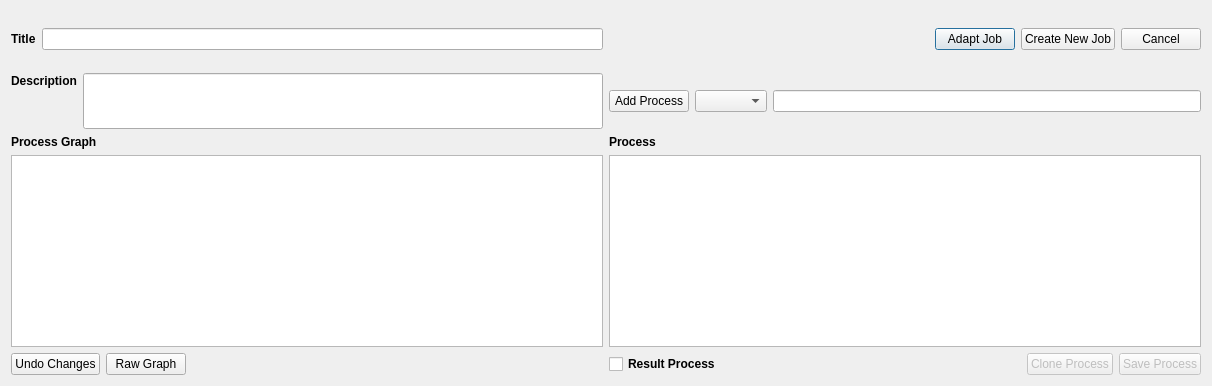
Open-EO/openeo-qgis-plugin, file job_adapt_dialog.ui: the form before one commit.
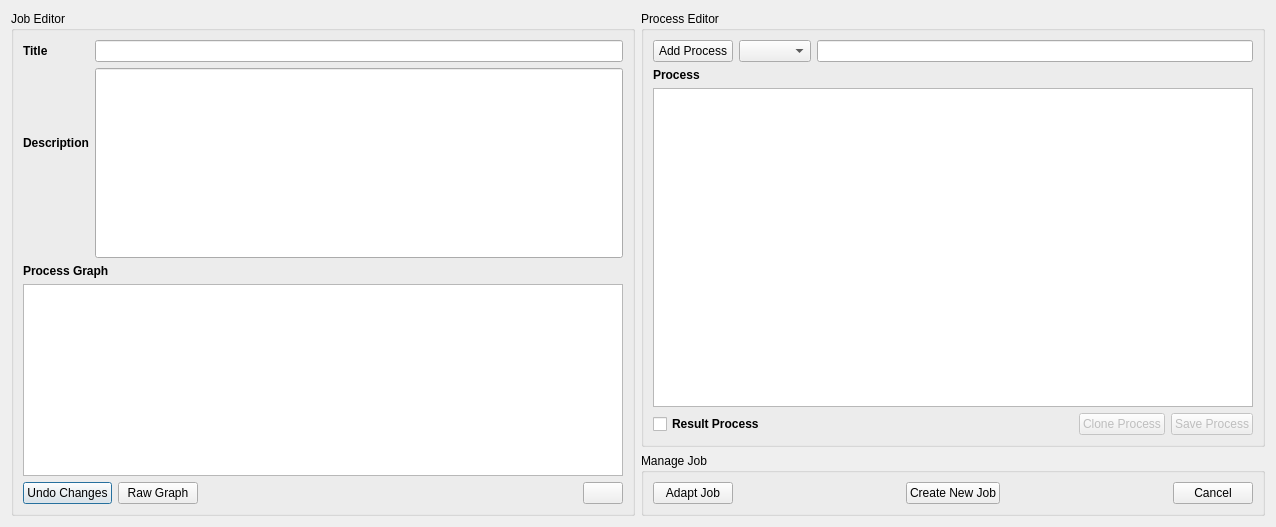
The form after the commit.

Commit message: further improvements of the layouts, adding manual buttons

Diff of the .ui file:
```diff
--- a/job_adapt_dialog.ui
+++ b/job_adapt_dialog.ui
@@ -9,8 +9,8 @@
    <rect>
     <x>0</x>
     <y>0</y>
-    <width>1212</width>
-    <height>386</height>
+    <width>1276</width>
+    <height>527</height>
    </rect>
   </property>
   <property name="sizePolicy">
@@ -31,8 +31,16 @@
   <property name="modal">
    <bool>false</bool>
   </property>
-  <layout class="QGridLayout" name="gridLayout_2">
-   <item row="0" column="0">
+  <layout class="QHBoxLayout" name="horizontalLayout_6">
+   <item>
+    <widget class="QGroupBox" name="jobGroupBox">
+     <property name="title">
+      <string>Job Editor</string>
+     </property>
+     <layout class="QHBoxLayout" name="horizontalLayout_5">
+      <item>
+       <layout class="QVBoxLayout" name="verticalLayout_3">
+        <item>
     <layout class="QFormLayout" name="formLayout">
      <property name="sizeConstraint">
       <enum>QLayout::SetDefaultConstraint</enum>
@@ -61,64 +69,43 @@
      <item row="0" column="1">
       <widget class="QLineEdit" name="titleText"/>
      </item>
-    </layout>
-   </item>
-   <item row="0" column="1">
-    <layout class="QHBoxLayout" name="horizontalLayout_2">
-     <item>
-      <spacer name="horizontalSpacer_2">
-       <property name="orientation">
-        <enum>Qt::Horizontal</enum>
-       </property>
-       <property name="sizeHint" stdset="0">
-        <size>
-         <width>40</width>
-         <height>20</height>
-        </size>
-       </property>
-      </spacer>
-     </item>
-     <item>
-      <widget class="QPushButton" name="adaptButton">
-       <property name="text">
-        <string>Adapt Job</string>
-       </property>
-      </widget>
-     </item>
-     <item>
-      <widget class="QPushButton" name="sendButton">
+          <item row="1" column="0">
+           <widget class="QLabel" name="label_10">
+            <property name="enabled">
+             <bool>true</bool>
+            </property>
+            <property name="sizePolicy">
+             <sizepolicy hsizetype="Expanding" vsizetype="Expanding">
+              <horstretch>0</horstretch>
+              <verstretch>0</verstretch>
+             </sizepolicy>
+            </property>
+            <property name="font">
+             <font>
+              <kerning>true</kerning>
+             </font>
+            </property>
        <property name="text">
-        <string>Create New Job</string>
-       </property>
-      </widget>
-     </item>
-     <item>
-      <widget class="QPushButton" name="cancelButton">
-       <property name="text">
-        <string>Cancel</string>
-       </property>
-      </widget>
-     </item>
-    </layout>
+             <string>&lt;html&gt;&lt;head/&gt;&lt;body&gt;&lt;p&gt;&lt;span style=&quot; font-weight:600;&quot;&gt;Description&lt;/span&gt;&lt;/p&gt;&lt;p&gt;&lt;br/&gt;&lt;/p&gt;&lt;/body&gt;&lt;/html&gt;</string>
+            </property>
+           </widget>
    </item>
    <item row="1" column="1">
-    <layout class="QHBoxLayout" name="horizontalLayout_3">
-     <item>
-      <widget class="QPushButton" name="newprocessButton">
-       <property name="text">
-        <string>Add Process</string>
+           <widget class="QLineEdit" name="descriptionText">
+            <property name="enabled">
+             <bool>true</bool>
+            </property>
+            <property name="sizePolicy">
+             <sizepolicy hsizetype="Expanding" vsizetype="Expanding">
+              <horstretch>0</horstretch>
+              <verstretch>0</verstretch>
+             </sizepolicy>
        </property>
       </widget>
      </item>
-     <item>
-      <widget class="QComboBox" name="processesComboBox"/>
-     </item>
-     <item>
-      <widget class="QLineEdit" name="processIdText"/>
-     </item>
-    </layout>
-   </item>
-   <item row="2" column="0">
+         </layout>
+        </item>
+        <item>
     <layout class="QVBoxLayout" name="verticalLayout">
      <item>
       <widget class="QLabel" name="label_9">
@@ -131,6 +118,12 @@
          <verstretch>0</verstretch>
         </sizepolicy>
        </property>
+            <property name="maximumSize">
+             <size>
+              <width>16777215</width>
+              <height>30</height>
+             </size>
+            </property>
        <property name="font">
         <font>
          <kerning>true</kerning>
@@ -148,31 +141,7 @@
        </property>
       </widget>
      </item>
-    </layout>
-   </item>
-   <item row="2" column="1">
-    <layout class="QVBoxLayout" name="verticalLayout_2">
      <item>
-      <widget class="QLabel" name="processLabel">
-       <property name="enabled">
-        <bool>true</bool>
-       </property>
-       <property name="font">
-        <font>
-         <kerning>true</kerning>
-        </font>
-       </property>
-       <property name="text">
-        <string>&lt;html&gt;&lt;head/&gt;&lt;body&gt;&lt;p&gt;&lt;span style=&quot; font-weight:600;&quot;&gt;Process&lt;/span&gt;&lt;/p&gt;&lt;/body&gt;&lt;/html&gt;</string>
-       </property>
-      </widget>
-     </item>
-     <item>
-      <widget class="QTableWidget" name="processTableWidget"/>
-     </item>
-    </layout>
-   </item>
-   <item row="3" column="0">
     <layout class="QHBoxLayout" name="horizontalLayout">
      <item>
       <widget class="QPushButton" name="reset_processBtn">
@@ -201,9 +170,70 @@
        </property>
       </spacer>
      </item>
-    </layout>
-   </item>
-   <item row="3" column="1">
+            <item>
+             <widget class="QPushButton" name="manualButton">
+              <property name="text">
+               <string/>
+              </property>
+             </widget>
+            </item>
+           </layout>
+          </item>
+         </layout>
+        </item>
+       </layout>
+      </item>
+     </layout>
+    </widget>
+   </item>
+   <item>
+    <layout class="QVBoxLayout" name="verticalLayout_4">
+     <item>
+      <widget class="QGroupBox" name="ProcessGroupBox">
+       <property name="title">
+        <string>Process Editor</string>
+       </property>
+       <layout class="QVBoxLayout" name="verticalLayout_5">
+        <item>
+         <layout class="QHBoxLayout" name="horizontalLayout_3">
+          <item>
+           <widget class="QPushButton" name="newprocessButton">
+            <property name="text">
+             <string>Add Process</string>
+            </property>
+           </widget>
+          </item>
+          <item>
+           <widget class="QComboBox" name="processesComboBox"/>
+          </item>
+          <item>
+           <widget class="QLineEdit" name="processIdText"/>
+          </item>
+         </layout>
+        </item>
+        <item>
+         <layout class="QVBoxLayout" name="verticalLayout_2">
+          <item>
+           <widget class="QLabel" name="processLabel">
+            <property name="enabled">
+             <bool>true</bool>
+            </property>
+            <property name="font">
+             <font>
+              <kerning>true</kerning>
+             </font>
+            </property>
+            <property name="text">
+             <string>&lt;html&gt;&lt;head/&gt;&lt;body&gt;&lt;p&gt;&lt;span style=&quot; font-weight:600;&quot;&gt;Process&lt;/span&gt;&lt;/p&gt;&lt;/body&gt;&lt;/html&gt;</string>
+            </property>
+           </widget>
+          </item>
+          <item>
+           <widget class="QTableWidget" name="processTableWidget"/>
+          </item>
+         </layout>
+        </item>
+        <item>
     <layout class="QHBoxLayout" name="horizontalLayout_4">
      <item>
       <widget class="QCheckBox" name="resultCheckBox">
@@ -253,40 +283,67 @@
      </item>
     </layout>
    </item>
-   <item row="1" column="0">
-    <layout class="QFormLayout" name="formLayout_2">
-     <item row="0" column="0">
-      <widget class="QLabel" name="label_10">
-       <property name="enabled">
-        <bool>true</bool>
+       </layout>
+      </widget>
+     </item>
+     <item>
+      <widget class="QGroupBox" name="manageGroupBox">
+       <property name="title">
+        <string>Manage Job</string>
        </property>
-       <property name="sizePolicy">
-        <sizepolicy hsizetype="Expanding" vsizetype="Expanding">
-         <horstretch>0</horstretch>
-         <verstretch>0</verstretch>
-        </sizepolicy>
-       </property>
-       <property name="font">
-        <font>
-         <kerning>true</kerning>
-        </font>
-       </property>
+       <layout class="QVBoxLayout" name="verticalLayout_6">
+        <item>
+         <layout class="QHBoxLayout" name="horizontalLayout_2">
+          <item>
+           <widget class="QPushButton" name="adaptButton">
+            <property name="text">
+             <string>Adapt Job</string>
+            </property>
+           </widget>
+          </item>
+          <item>
+           <spacer name="horizontalSpacer_4">
+            <property name="orientation">
+             <enum>Qt::Horizontal</enum>
+            </property>
+            <property name="sizeHint" stdset="0">
+             <size>
+              <width>40</width>
+              <height>20</height>
+             </size>
+            </property>
+           </spacer>
+          </item>
+          <item>
+           <widget class="QPushButton" name="sendButton">
        <property name="text">
-        <string>&lt;html&gt;&lt;head/&gt;&lt;body&gt;&lt;p&gt;&lt;span style=&quot; font-weight:600;&quot;&gt;Description&lt;/span&gt;&lt;/p&gt;&lt;p&gt;&lt;br/&gt;&lt;/p&gt;&lt;/body&gt;&lt;/html&gt;</string>
+             <string>Create New Job</string>
        </property>
       </widget>
      </item>
-     <item row="0" column="1">
-      <widget class="QLineEdit" name="descriptionText">
-       <property name="enabled">
-        <bool>true</bool>
-       </property>
-       <property name="sizePolicy">
-        <sizepolicy hsizetype="Expanding" vsizetype="Expanding">
-         <horstretch>0</horstretch>
-         <verstretch>0</verstretch>
-        </sizepolicy>
-       </property>
+          <item>
+           <spacer name="horizontalSpacer_2">
+            <property name="orientation">
+             <enum>Qt::Horizontal</enum>
+            </property>
+            <property name="sizeHint" stdset="0">
+             <size>
+              <width>40</width>
+              <height>20</height>
+             </size>
+            </property>
+           </spacer>
+          </item>
+          <item>
+           <widget class="QPushButton" name="cancelButton">
+            <property name="text">
+             <string>Cancel</string>
+            </property>
+           </widget>
+          </item>
+         </layout>
+        </item>
+       </layout>
       </widget>
      </item>
     </layout>
```
Lines whose indentation alone changed are shown as unchanged. The commit also changes 4 other files.
